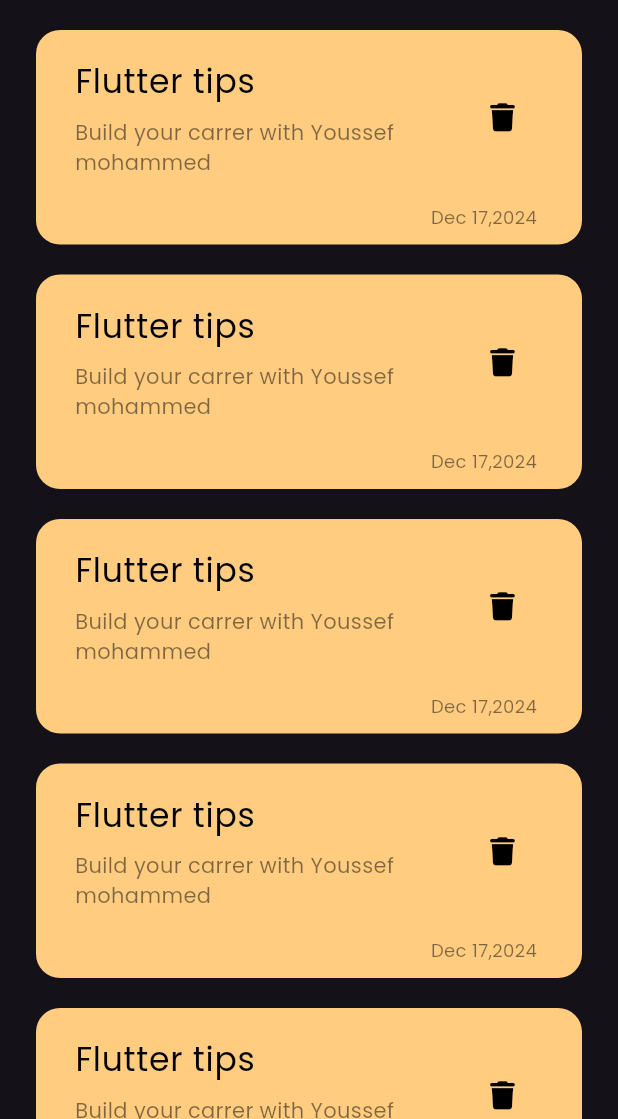
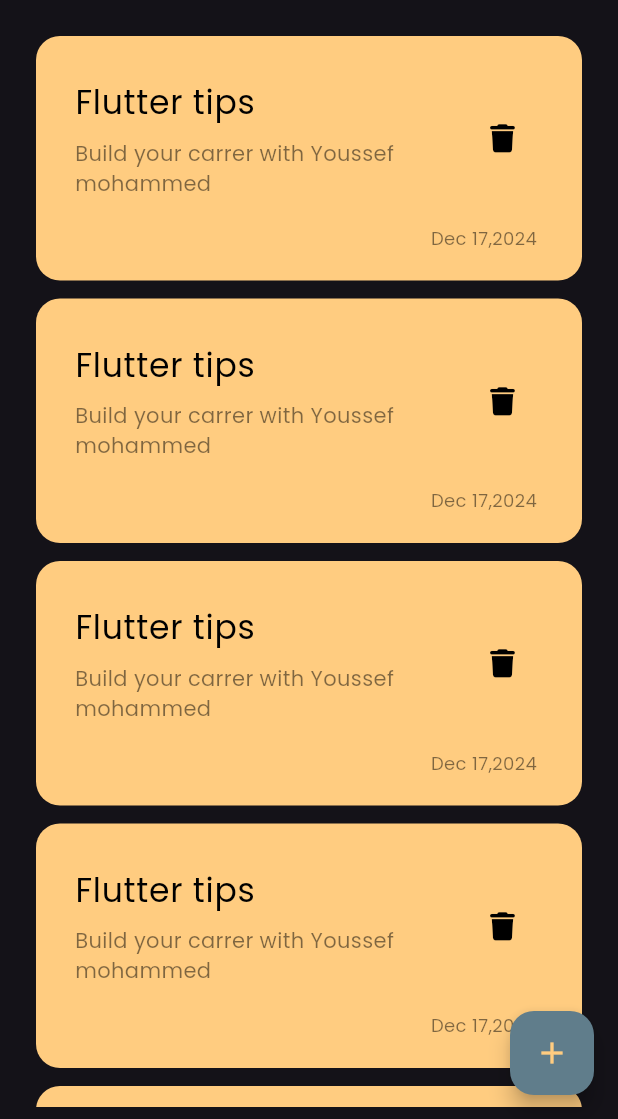
Before and after one commit to Youssef-mohammed13/note_app, a Flutter app: the screen it shows after launch, on a phone screen of 412 x 824 dp, the part 117-1236 px from its top. Run offline on Flutter 3.47's test engine with Material 3 defaults, Android fonts, the phone set to English and light mode, and no system bars; our stand-ins replace font_awesome_flutter.

Commit message:
creat note view bottomSheet

```diff
--- a/lib/views/noteItemListView.dart
+++ b/lib/views/noteItemListView.dart
@@ -3,13 +3,16 @@ import 'package:note_app/views/note_item.dart';
 
 class noteItemListView extends StatelessWidget {
   const noteItemListView({super.key});
-
   @override
   Widget build(BuildContext context) {
-    return ListView.builder(
-      itemCount: 10,
-      itemBuilder: (context , index){
-      return const note_item();
-    });
+    return Padding(
+      padding: const EdgeInsets.symmetric(vertical: 8),
+      child: ListView.builder(
+        padding: EdgeInsets.zero,
+        itemCount: 10,
+        itemBuilder: (context , index){
+        return const note_item();
+      }),
+    );
   }
 }
--- a/lib/views/noteViewBody.dart
+++ b/lib/views/noteViewBody.dart
@@ -1,8 +1,6 @@
 import 'package:flutter/material.dart';
 import 'package:note_app/views/customAppBar.dart';
 import 'package:note_app/views/noteItemListView.dart';
-import 'package:note_app/views/note_item.dart';
-
 
 class NoteViewBody extends StatelessWidget {
   const NoteViewBody({super.key});
--- a/lib/views/note_item.dart
+++ b/lib/views/note_item.dart
@@ -7,8 +7,8 @@ class note_item extends StatelessWidget {
   @override
   Widget build(BuildContext context) {
     return Container(
-      margin: EdgeInsets.symmetric(vertical: 10),
-      padding: const EdgeInsets.only( top: 10 , bottom: 10 , left: 10 , right: 5),
+      margin: EdgeInsets.symmetric(vertical: 6),
+      padding: const EdgeInsets.only( top: 20 , bottom: 20 , left: 10 , right: 5),
       decoration: BoxDecoration(
         color: const Color(0xffFFCC80),
         borderRadius: BorderRadius.circular(16),
--- a/lib/views/note_view.dart
+++ b/lib/views/note_view.dart
@@ -1,12 +1,24 @@
 import 'package:flutter/material.dart';
+import 'package:note_app/views/NoteBottomSheetBody.dart';
 import 'noteViewBody.dart';
 class note_view extends StatelessWidget {
   const note_view({super.key});
 
   @override
   Widget build(BuildContext context) {
-    return const Scaffold(
-      body: NoteViewBody(),
+    return  Scaffold(
+      floatingActionButton: FloatingActionButton(
+        backgroundColor: Colors.blueGrey,
+        onPressed: (){
+          showModalBottomSheet(context: context,
+          builder: (context){
+            return const myModalBottomSheetBody();
+          }
+          );
+        } ,
+      child: const Icon(Icons.add , color: Color(0xffFFCC80),),
+      ),
+      body: const NoteViewBody(),
 
     );
   }
```
Also changed, not shown: lib/views/NoteBottomSheetBody.dart (added, +10 -0 lines).
